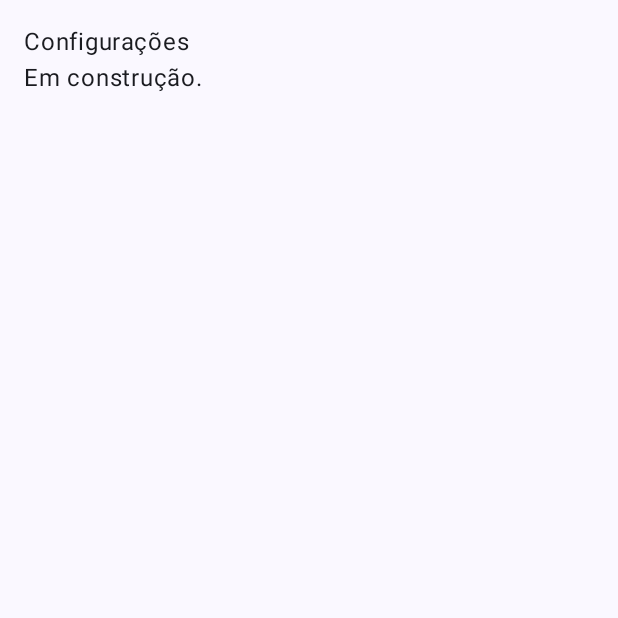
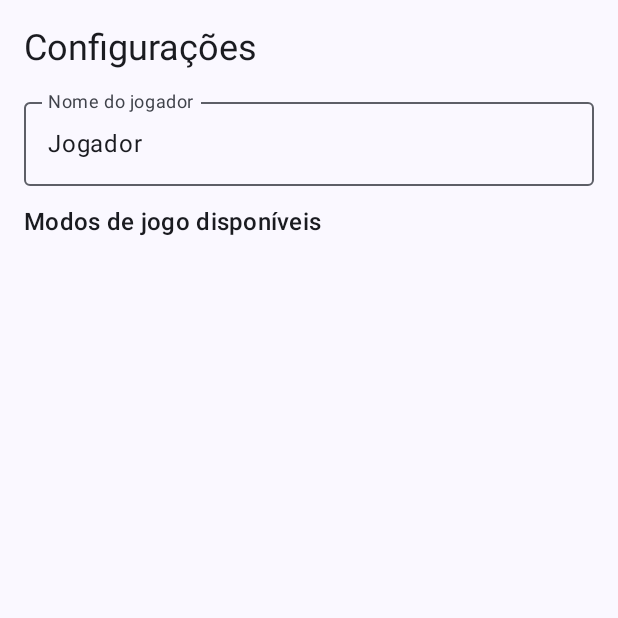
Before and after one commit to JoaoBaptistaJK-pixel/batalha-naval-android, an Android app built with Jetpack Compose: the composable TelaConfiguracoes shown on its own in the app's theme, on a phone screen of 412 x 824 dp, the top half of it. Run offline under Robolectric (Android 15) with nearby library versions, the phone set to English and light mode, and no system bars; our stand-ins replace Firebase (no records; nobody signed in at launch, a user with empty details on screens opened directly).

Commit message:
Tela Config

```diff
--- a/app/src/main/java/com/example/batalhanaval/ui/configuracoes/TelaConfiguracoes.kt
+++ b/app/src/main/java/com/example/batalhanaval/ui/configuracoes/TelaConfiguracoes.kt
@@ -1,17 +1,57 @@
 package com.example.batalhanaval.ui.configuracoes
 
+import androidx.compose.foundation.layout.Arrangement
 import androidx.compose.foundation.layout.Column
 import androidx.compose.foundation.layout.fillMaxSize
+import androidx.compose.foundation.layout.fillMaxWidth
 import androidx.compose.foundation.layout.padding
+import androidx.compose.foundation.lazy.LazyColumn
+import androidx.compose.foundation.lazy.items
+import androidx.compose.material3.Card
+import androidx.compose.material3.MaterialTheme
+import androidx.compose.material3.OutlinedTextField
 import androidx.compose.material3.Text
 import androidx.compose.runtime.Composable
+import androidx.compose.runtime.collectAsState
+import androidx.compose.runtime.getValue
 import androidx.compose.ui.Modifier
 import androidx.compose.ui.unit.dp
+import com.example.batalhanaval.ui.admin.AdminViewModel
+import com.example.batalhanaval.ui.viewmodel.SessaoViewModel
 
 @Composable
-fun TelaConfiguracoes() {
-    Column(modifier = Modifier.fillMaxSize().padding(16.dp)) {
-        Text("Configurações")
-        Text("Em construção.")
+fun TelaConfiguracoes(
+    sessaoViewModel: SessaoViewModel,
+    adminViewModel: AdminViewModel
+) {
+    val sessao by sessaoViewModel.uiState.collectAsState()
+    val admin by adminViewModel.uiState.collectAsState()
+
+    Column(
+        modifier = Modifier.fillMaxSize().padding(16.dp),
+        verticalArrangement = Arrangement.spacedBy(12.dp)
+    ) {
+        Text("Configurações", style = MaterialTheme.typography.headlineSmall)
+
+        OutlinedTextField(
+            value = sessao.nomeJogador,
+            onValueChange = { sessaoViewModel.alterarNome(it) },
+            label = { Text("Nome do jogador") },
+            modifier = Modifier.fillMaxWidth(),
+            singleLine = true
+        )
+
+        Text("Modos de jogo disponíveis", style = MaterialTheme.typography.titleMedium)
+
+        LazyColumn(verticalArrangement = Arrangement.spacedBy(8.dp)) {
+            items(admin.configuracoes, key = { it.id }) { config ->
+                Card(modifier = Modifier.fillMaxWidth()) {
+                    Column(modifier = Modifier.padding(12.dp)) {
+                        Text(config.nome, style = MaterialTheme.typography.titleSmall)
+                        Text("Tabuleiro ${config.tamanhoTabuleiro}x${config.tamanhoTabuleiro} • ${config.tentativasMaximas} tentativas")
+                    }
+                }
+            }
+        }
     }
 }
```
Also changed, not shown: app/src/main/java/com/example/batalhanaval/ui/navigation/AppNavHost.kt (+11 -11 lines), app/src/main/java/com/example/batalhanaval/ui/viewmodel/SessaoViewModel.kt (+6 -5 lines).
